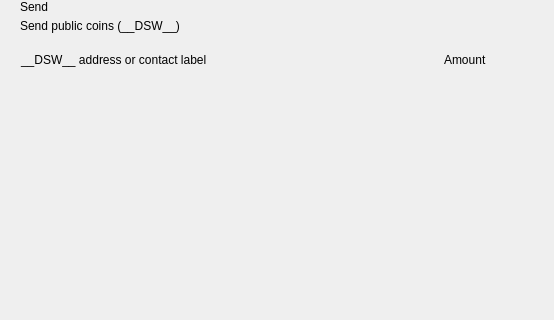
Qt form src/qt/pivx/forms/send.ui (decenomy/DSW) before a commit; both pictures show x 0 to 554 and y 0 to 320 of the 893 by 700 pixel window.
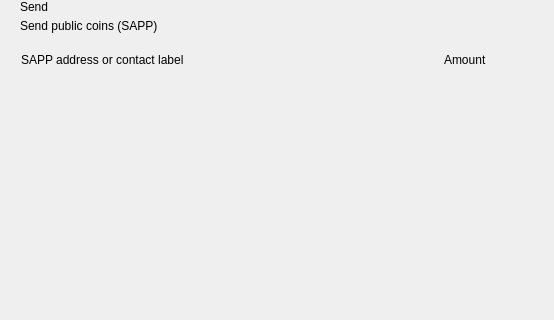
The same form after that commit. Custom widgets are drawn as their Qt base class.

Commit message: Changed the coin ticker __DSW__ -> SAPP

```diff
--- a/src/qt/pivx/forms/send.ui
+++ b/src/qt/pivx/forms/send.ui
@@ -81,7 +81,7 @@
             <item>
              <widget class="QLabel" name="labelSubtitle1">
               <property name="text">
-               <string>Send public coins (__DSW__)</string>
+               <string>Send public coins (SAPP)</string>
               </property>
              </widget>
             </item>
@@ -141,7 +141,7 @@
              <string notr="true">margin-left:8px;</string>
             </property>
             <property name="text">
-             <string>__DSW__ address or contact label</string>
+             <string>SAPP address or contact label</string>
             </property>
            </widget>
           </item>
```
The commit also changes 116 other files.
